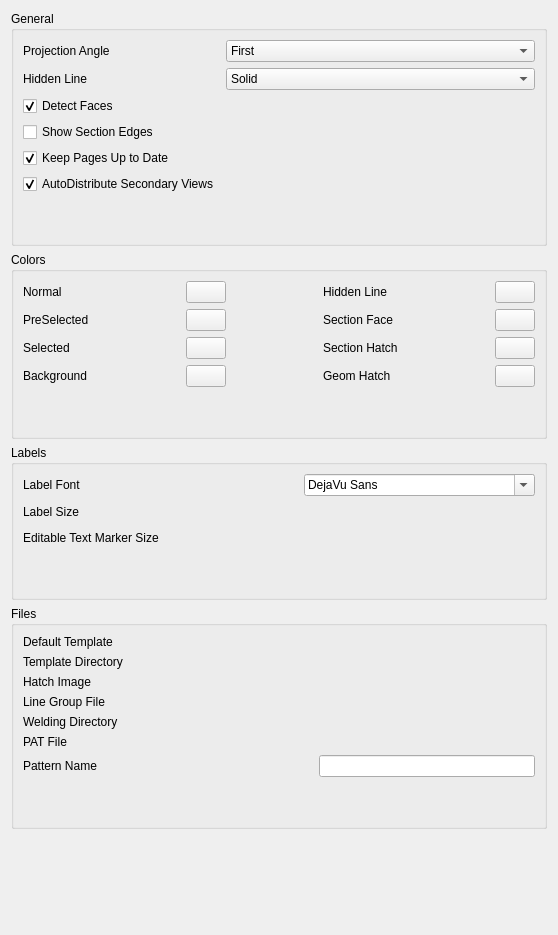
Old version of the form src/Mod/TechDraw/Gui/DlgPrefsTechDraw.ui in the repository berndhahnebach/All_FreeCAD.
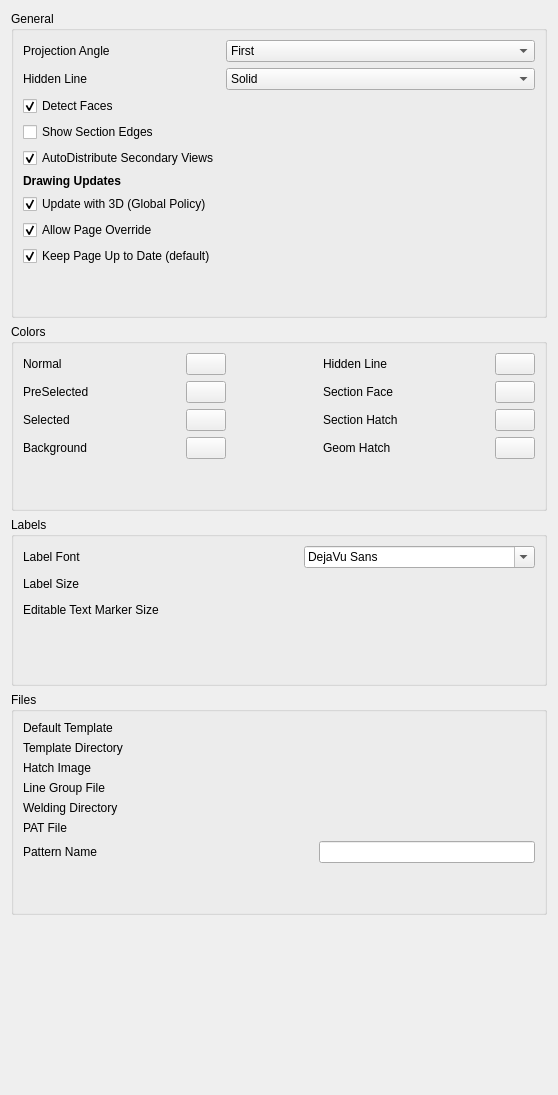
New version of the form. Custom widgets are drawn as their Qt base class.

Commit message: [TD]Add parameters to control drawing update

What changed in the file:
```diff
--- a/src/Mod/TechDraw/Gui/DlgPrefsTechDraw.ui
+++ b/src/Mod/TechDraw/Gui/DlgPrefsTechDraw.ui
@@ -7,7 +7,7 @@
     <x>0</x>
     <y>0</y>
     <width>558</width>
-    <height>935</height>
+    <height>1095</height>
    </rect>
   </property>
   <property name="windowTitle">
@@ -141,25 +141,6 @@
          </widget>
         </item>
         <item row="4" column="0">
-         <widget class="Gui::PrefCheckBox" name="cb_PageUpdate">
-          <property name="toolTip">
-           <string>Update Pages as scheduled or skip</string>
-          </property>
-          <property name="text">
-           <string>Keep Pages Up to Date</string>
-          </property>
-          <property name="checked">
-           <bool>true</bool>
-          </property>
-          <property name="prefEntry" stdset="0">
-           <cstring>KeepPagesUpToDate</cstring>
-          </property>
-          <property name="prefPath" stdset="0">
-           <cstring>Mod/TechDraw/General</cstring>
-          </property>
-         </widget>
-        </item>
-        <item row="5" column="0">
          <widget class="Gui::PrefCheckBox" name="cb_AutoDist">
           <property name="toolTip">
            <string>Automatically distribute secondary views.</string>
@@ -178,6 +159,76 @@
           </property>
          </widget>
         </item>
+        <item row="5" column="0">
+         <widget class="QLabel" name="label_12">
+          <property name="font">
+           <font>
+            <weight>75</weight>
+            <bold>true</bold>
+           </font>
+          </property>
+          <property name="text">
+           <string>Drawing Updates</string>
+          </property>
+         </widget>
+        </item>
+        <item row="6" column="0">
+         <widget class="Gui::PrefCheckBox" name="cb_Global">
+          <property name="toolTip">
+           <string>Update drawings with changes in 3D model</string>
+          </property>
+          <property name="text">
+           <string>Update with 3D (Global Policy)</string>
+          </property>
+          <property name="checked">
+           <bool>true</bool>
+          </property>
+          <property name="prefEntry" stdset="0">
+           <cstring>GlobalUpdateDrawings</cstring>
+          </property>
+          <property name="prefPath" stdset="0">
+           <cstring>Mod/TechDraw/General</cstring>
+          </property>
+         </widget>
+        </item>
+        <item row="7" column="0">
+         <widget class="Gui::PrefCheckBox" name="cb_Override">
+          <property name="toolTip">
+           <string>Allow Page to override Global update setting</string>
+          </property>
+          <property name="text">
+           <string>Allow Page Override</string>
+          </property>
+          <property name="checked">
+           <bool>true</bool>
+          </property>
+          <property name="prefEntry" stdset="0">
+           <cstring>AllowPageOverride</cstring>
+          </property>
+          <property name="prefPath" stdset="0">
+           <cstring>Mod/TechDraw/General</cstring>
+          </property>
+         </widget>
+        </item>
+        <item row="8" column="0">
+         <widget class="Gui::PrefCheckBox" name="cb_PageUpdate">
+          <property name="toolTip">
+           <string>&lt;html&gt;&lt;head/&gt;&lt;body&gt;&lt;p&gt;Update Pages as scheduled or skip updates. This is the default setting for new Pages.&lt;/p&gt;&lt;/body&gt;&lt;/html&gt;</string>
+          </property>
+          <property name="text">
+           <string>Keep Page Up to Date (default)</string>
+          </property>
+          <property name="checked">
+           <bool>true</bool>
+          </property>
+          <property name="prefEntry" stdset="0">
+           <cstring>KeepPagesUpToDate</cstring>
+          </property>
+          <property name="prefPath" stdset="0">
+           <cstring>Mod/TechDraw/General</cstring>
+          </property>
+         </widget>
+        </item>
        </layout>
       </item>
       <item>
```
Left out of the diff: 3 changed lines with no effect on the pictures. The commit also changes 5 other files.
